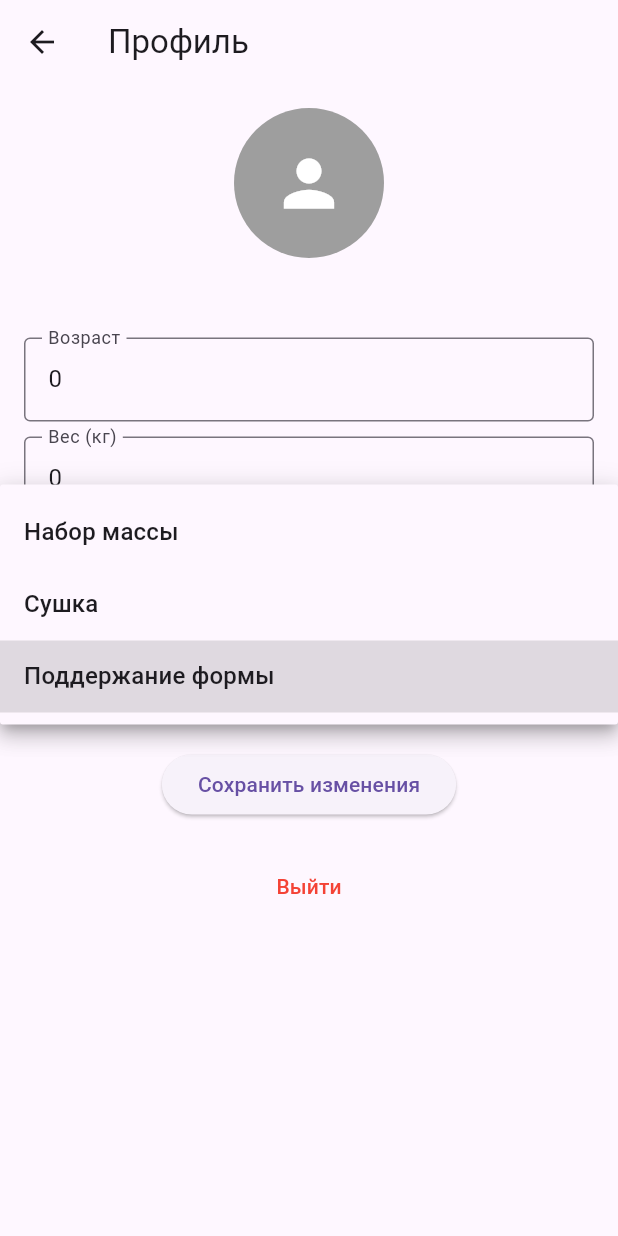
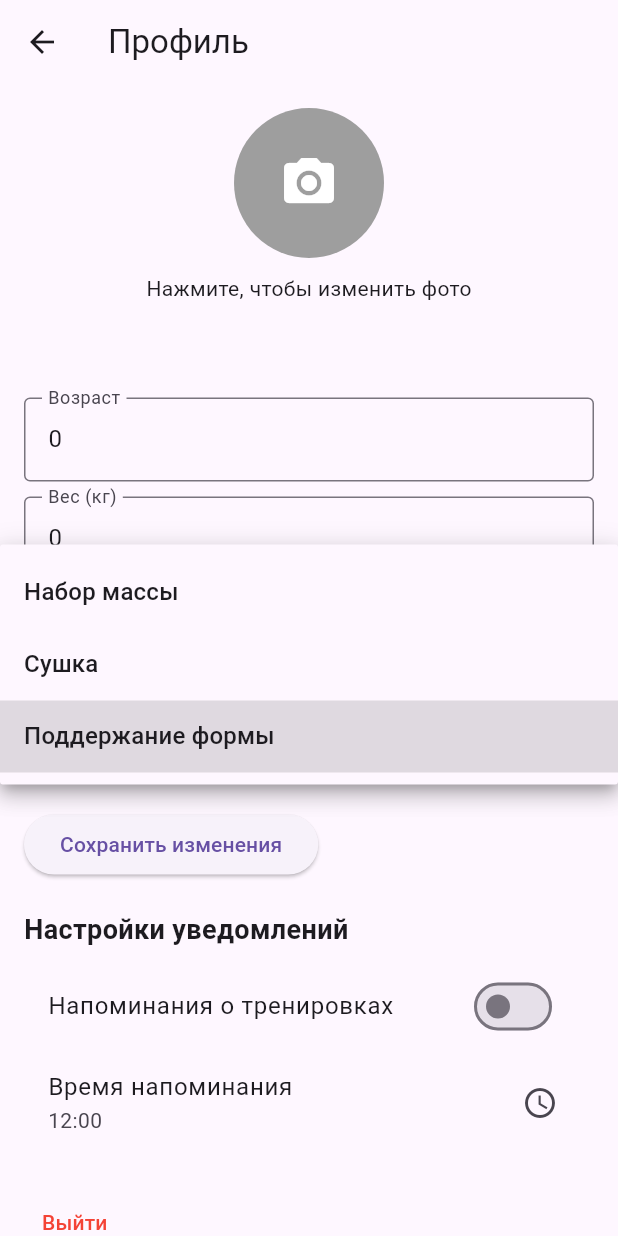
Before and after one commit to Clydewtf/fitness_app, a Flutter app: the ProfileScreen screen opened directly, after a tap on "Поддержание формы", on a phone screen of 412 x 824 dp. Run offline on Flutter 3.47's test engine with Material 3 defaults, Android fonts, the phone set to English and light mode, and no system bars; our stand-ins replace cloud_firestore, equatable, firebase_auth, firebase_core, flutter_bloc, flutter_local_notifications and 4 more; accounts and stored records are empty.

Commit message:
Added notification_service; Some fixes on profile screen

```diff
--- a/lib/presentation/screens/profile/profile_screen.dart
+++ b/lib/presentation/screens/profile/profile_screen.dart
@@ -1,9 +1,12 @@
+import 'dart:io';
 import 'package:flutter/material.dart';
+import 'package:image_picker/image_picker.dart';
 import 'package:flutter_bloc/flutter_bloc.dart';
 import '../../../logic/auth_bloc/auth_bloc.dart';
 import '../../../logic/auth_bloc/auth_event.dart';
 import '../../../services/auth_service.dart';
 import '../../../services/user_service.dart';
+import '../../../services/notification_service.dart';
 import '../auth/login_screen.dart';
 
 class ProfileScreen extends StatefulWidget {
@@ -18,27 +21,17 @@ class _ProfileScreenState extends State<ProfileScreen> {
   final TextEditingController _weightController = TextEditingController();
   final TextEditingController _heightController = TextEditingController();
   final UserService _userService = UserService();
+  final NotificationService _notificationService = NotificationService();
+  bool _notificationsEnabled = false;
+  String _notificationTime = "12:00";
   String _selectedGoal = 'Поддержание формы';
+  String? _profileImagePath;
 
   @override
   void initState() {
     super.initState();
     _loadUserData();
-  }
-
-  Future<void> _loadUserData() async {
-    final user = AuthService().getCurrentUser();
-    if (user == null) return;
-
-    Map<String, dynamic>? userData = await _userService.getUserData(user.uid);
-    if (userData != null) {
-      setState(() {
-        _ageController.text = (userData['age'] ?? '').toString();
-        _weightController.text = (userData['weight'] ?? '').toString();
-        _heightController.text = (userData['height'] ?? '').toString();
-        _selectedGoal = userData['goal'] ?? 'Поддержание формы';
-      });
-    }
+    _loadNotificationSettings();
   }
 
   @override
@@ -47,18 +40,36 @@ class _ProfileScreenState extends State<ProfileScreen> {
 
     return Scaffold(
       appBar: AppBar(title: const Text("Профиль")),
-      body: Padding(
+      body: SingleChildScrollView(
+        child: ConstrainedBox(
+          constraints: BoxConstraints(
+            minHeight: MediaQuery.of(context).size.height,
+          ),
+          child: Padding(
             padding: const EdgeInsets.all(16.0),
             child: Column(
-          crossAxisAlignment: CrossAxisAlignment.center,
+              crossAxisAlignment: CrossAxisAlignment.start,
               children: [
                 // Фото профиля
-            const CircleAvatar(
+                Center(
+                  child: GestureDetector(
+                    onTap: _pickAndSaveImage,
+                    child: CircleAvatar(
                       radius: 50,
                       backgroundColor: Colors.grey,
-              child: Icon(Icons.person, size: 50, color: Colors.white),
+                      backgroundImage:
+                          _profileImagePath != null ? FileImage(File(_profileImagePath!)) : null,
+                      child: _profileImagePath == null
+                          ? const Icon(Icons.camera_alt, size: 40, color: Colors.white)
+                          : null,
                     ),
+                  ),
+                ),
+
                 const SizedBox(height: 10),
+                const Center(child: Text("Нажмите, чтобы изменить фото")),
+
+                const SizedBox(height: 20),
 
                 // Email (не редактируемый)
                 Text(
@@ -95,6 +106,27 @@ class _ProfileScreenState extends State<ProfileScreen> {
 
                 const SizedBox(height: 20),
 
+                // Настройки уведомлений
+                const Text("Настройки уведомлений", style: TextStyle(fontSize: 18, fontWeight: FontWeight.bold)),
+                const SizedBox(height: 10),
+
+                // Включение/выключение уведомлений
+                SwitchListTile(
+                  title: const Text("Напоминания о тренировках"),
+                  value: _notificationsEnabled,
+                  onChanged: _updateNotifications,
+                ),
+
+                // Выбор времени уведомления
+                ListTile(
+                  title: const Text("Время напоминания"),
+                  subtitle: Text(_notificationTime),
+                  trailing: const Icon(Icons.access_time),
+                  onTap: _selectNotificationTime,
+                ),
+
+                const SizedBox(height: 20),
+
                 // Выход из аккаунта
                 TextButton(
                   onPressed: () {
@@ -107,7 +139,11 @@ class _ProfileScreenState extends State<ProfileScreen> {
                   },
                   child: const Text("Выйти", style: TextStyle(color: Colors.red)),
                 ),
+
+                const SizedBox(height: 20),
               ],
+            )
+          )
         ),
       ),
     );
@@ -146,4 +182,69 @@ class _ProfileScreenState extends State<ProfileScreen> {
       ),
     );
   }
+
+  Future<void> _loadUserData() async {
+    final user = AuthService().getCurrentUser();
+    String? imagePath = await _userService.getProfileImage();
+    if (user == null) return;
+
+    Map<String, dynamic>? userData = await _userService.getUserData(user.uid);
+    if (userData != null) {
+      setState(() {
+        _ageController.text = (userData['age'] ?? '').toString();
+        _weightController.text = (userData['weight'] ?? '').toString();
+        _heightController.text = (userData['height'] ?? '').toString();
+        _selectedGoal = userData['goal'] ?? 'Поддержание формы';
+        _profileImagePath = imagePath;
+      });
     }
+  }
+
+  Future<void> _pickAndSaveImage() async {
+    final picker = ImagePicker();
+    final pickedFile = await picker.pickImage(source: ImageSource.gallery);
+    if (pickedFile == null) return;
+
+    File imageFile = File(pickedFile.path);
+    String? savedPath = await _userService.saveProfileImage(imageFile);
+    if (savedPath != null) {
+      setState(() {
+        _profileImagePath = savedPath;
+      });
+    }
+  }
+
+  Future<void> _loadNotificationSettings() async {
+    bool isEnabled = await _notificationService.getNotificationsEnabled();
+    String? savedTime = await _notificationService.getNotificationTime();
+    setState(() {
+      _notificationsEnabled = isEnabled;
+      _notificationTime = savedTime ?? "12:00";
+    });
+  }
+
+  Future<void> _updateNotifications(bool value) async {
+    setState(() {
+      _notificationsEnabled = value;
+    });
+    await _notificationService.setNotificationsEnabled(value);
+  }
+
+  Future<void> _selectNotificationTime() async {
+    TimeOfDay? pickedTime = await showTimePicker(
+      context: context,
+      initialTime: TimeOfDay(
+        hour: int.parse(_notificationTime.split(":")[0]),
+        minute: int.parse(_notificationTime.split(":")[1]),
+      ),
+    );
+
+    if (pickedTime != null) {
+      String formattedTime = "${pickedTime.hour}:${pickedTime.minute.toString().padLeft(2, '0')}";
+      setState(() {
+        _notificationTime = formattedTime;
+      });
+      await _notificationService.setNotificationTime(formattedTime);
+    }
+  }
+}
--- /dev/null
+++ b/lib/services/notification_service.dart
@@ -0,0 +1,30 @@
+import 'package:shared_preferences/shared_preferences.dart';
+
+class NotificationService {
+  static const String _notificationKey = 'training_notifications';
+  static const String _notificationTimeKey = 'training_notification_time';
+
+  // Сохранение состояния уведомлений (включены/выключены)
+  Future<void> setNotificationsEnabled(bool isEnabled) async {
+    SharedPreferences prefs = await SharedPreferences.getInstance();
+    await prefs.setBool(_notificationKey, isEnabled);
+  }
+
+  // Получение состояния уведомлений
+  Future<bool> getNotificationsEnabled() async {
+    SharedPreferences prefs = await SharedPreferences.getInstance();
+    return prefs.getBool(_notificationKey) ?? false;
+  }
+
+  // Сохранение времени напоминания
+  Future<void> setNotificationTime(String time) async {
+    SharedPreferences prefs = await SharedPreferences.getInstance();
+    await prefs.setString(_notificationTimeKey, time);
+  }
+
+  // Получение времени напоминания
+  Future<String?> getNotificationTime() async {
+    SharedPreferences prefs = await SharedPreferences.getInstance();
+    return prefs.getString(_notificationTimeKey);
+  }
+}
--- a/lib/services/user_service.dart
+++ b/lib/services/user_service.dart
@@ -1,3 +1,7 @@
+import 'dart:io';
+import 'package:flutter/foundation.dart';
+import 'package:path_provider/path_provider.dart';
+import 'package:shared_preferences/shared_preferences.dart';
 import 'package:cloud_firestore/cloud_firestore.dart';
 
 class UserService {
@@ -14,4 +18,30 @@ class UserService {
   Future<void> updateUserData(String uid, Map<String, dynamic> updatedData) async {
     await _firestore.collection('users').doc(uid).update(updatedData);
   }
+
+  // Сохраняем фото локально
+  Future<String?> saveProfileImage(File imageFile) async {
+    try {
+      final directory = await getApplicationDocumentsDirectory();
+      final String path = '${directory.path}/profile.jpg';
+      await imageFile.copy(path);
+
+      // Сохраняем путь к файлу в SharedPreferences
+      SharedPreferences prefs = await SharedPreferences.getInstance();
+      await prefs.setString('profile_image', path);
+
+      return path;
+    } catch (e) {
+      if (kDebugMode) {
+        print("Ошибка сохранения фото: $e");
+      }
+      return null;
+    }
+  }
+
+  // Загружаем сохранённое фото
+  Future<String?> getProfileImage() async {
+    SharedPreferences prefs = await SharedPreferences.getInstance();
+    return prefs.getString('profile_image');
+  }
 }
--- a/pubspec.yaml
+++ b/pubspec.yaml
@@ -47,6 +47,7 @@ dependencies:
   cloud_firestore: ^5.6.5
   firebase_storage: ^12.4.4
   image_picker: ^1.1.2
+  path_provider: ^2.1.5
 
 dev_dependencies:
   flutter_test:
```
Also changed, not shown: pubspec.lock, 1 other file. Lines whose indentation alone changed are shown as unchanged.
